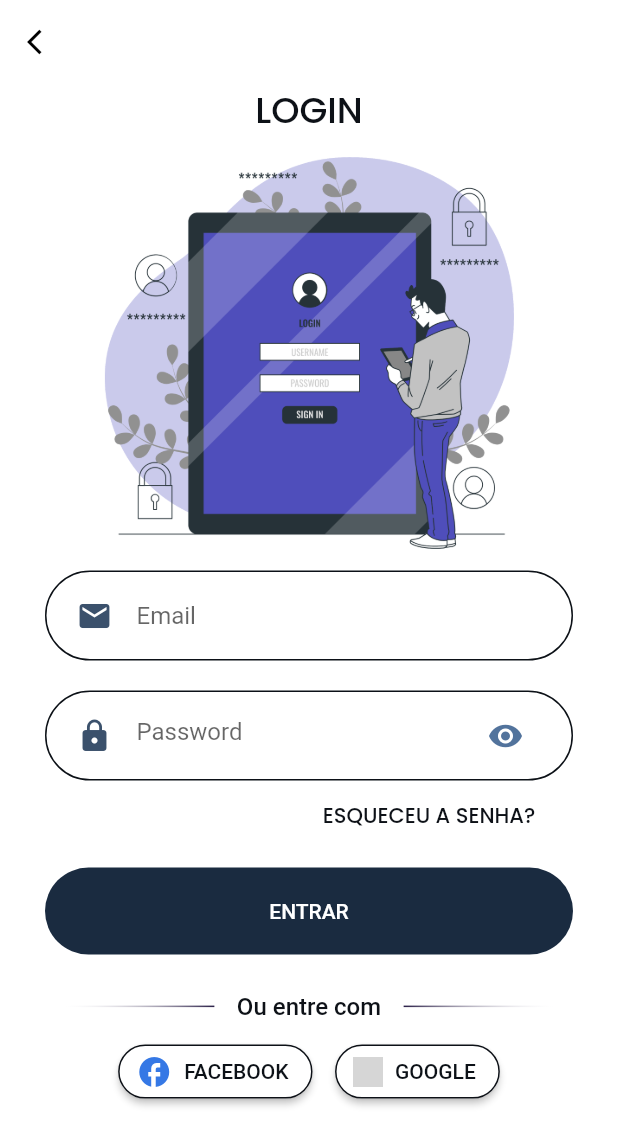
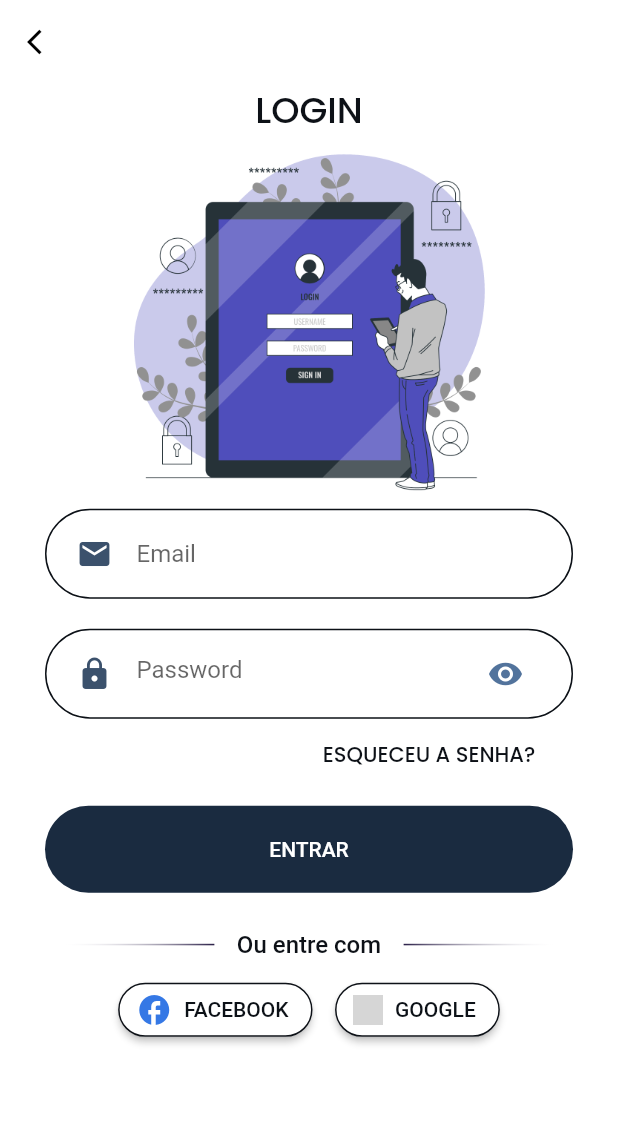
Before and after one commit to mosaviczki/app-promolist, a Flutter app: the screen it shows after launch, after a tap on "LOGIN", on a phone screen of 412 x 824 dp. Shown: the top 1146 px of the screen. Run offline on Flutter 3.47's test engine with Material 2 defaults, Android fonts, the light colour scheme and no system bars; network calls fail; Roboto replaces fonts that are missing (WorkSansMedium); grey boxes are pictures that could not be loaded.

Commit message:
update width img Login

```diff
--- a/app/lib/pages/login_page.dart
+++ b/app/lib/pages/login_page.dart
@@ -48,7 +48,7 @@ class _LoginPageState extends State<LoginPage> {
                 ),
               ),
               Container(
-                height: size.height * 0.35,
+                height: size.height * 0.30,
                 decoration: const BoxDecoration(
                     image:
                         DecorationImage(image: AssetImage("assets/login.png"))),
```
